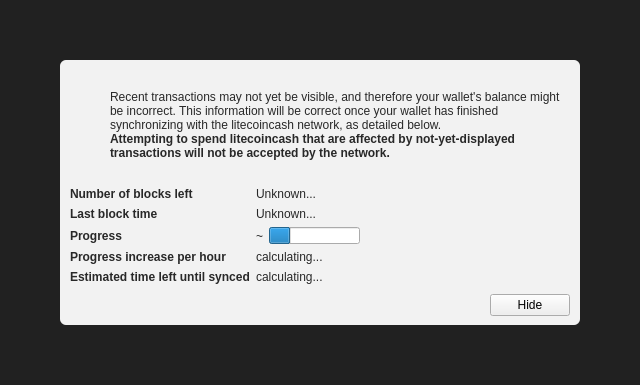
MerlinMagic2018/Lightning-Cash, file src/qt/forms/modaloverlay.ui: the form before one commit.
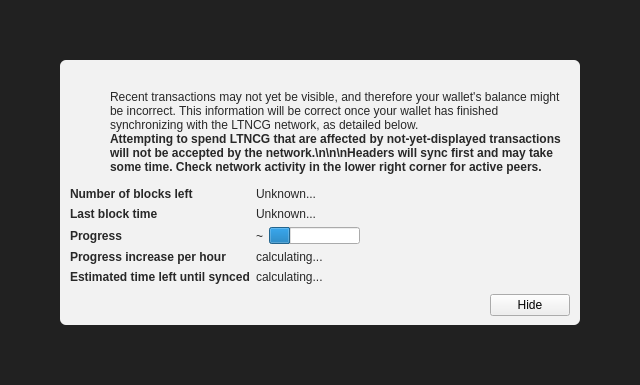
The form after the commit. Icons and pictures are not drawn. Custom widgets are drawn as their Qt base class.

```diff
--- a/src/qt/forms/modaloverlay.ui
+++ b/src/qt/forms/modaloverlay.ui
@@ -130,7 +130,7 @@
              <item>
               <widget class="QLabel" name="infoText">
                <property name="text">
-                <string>Recent transactions may not yet be visible, and therefore your wallet's balance might be incorrect. This information will be correct once your wallet has finished synchronizing with the litecoincash network, as detailed below.</string>
+                <string>Recent transactions may not yet be visible, and therefore your wallet's balance might be incorrect. This information will be correct once your wallet has finished synchronizing with the LTNCG network, as detailed below.</string>
                </property>
                <property name="textFormat">
                 <enum>Qt::RichText</enum>
@@ -149,7 +149,7 @@
                 </font>
                </property>
                <property name="text">
-                <string>Attempting to spend litecoincash that are affected by not-yet-displayed transactions will not be accepted by the network.</string>
+                <string>Attempting to spend LTNCG that are affected by not-yet-displayed transactions will not be accepted by the network.\n\n\nHeaders will sync first and may take some time.  Check network activity in the lower right corner for active peers.</string>
                </property>
                <property name="textFormat">
                 <enum>Qt::RichText</enum>
```
